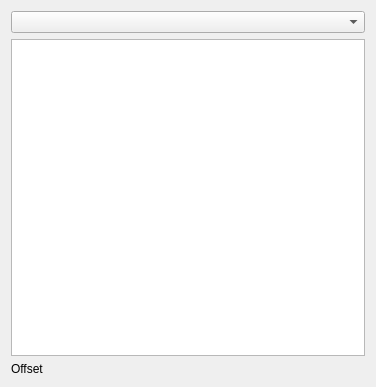
Above: src/Mod/Assembly/Gui/Resources/panels/TaskAssemblyCreateJoint.ui from oursland/FreeCAD before the change. Below: the same form after it.
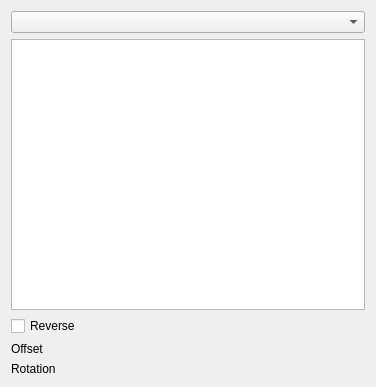
That is the form after the change. Custom widgets are drawn as their Qt base class.

Commit message: Assembly: Many bug fix. And : - Add a visual indicator to identify grounded parts. By adding a (lock) to the object label. - Enable selecting line middle and face center of gravity as JCS for joints. - Prompt user to save doc when trying to insert external objects. Fix https://github.com/FreeCAD/FreeCAD/issues/11397. - Insert tool, add 'insert as part' option.

What changed in the file:
```diff
--- a/src/Mod/Assembly/Gui/Resources/panels/TaskAssemblyCreateJoint.ui
+++ b/src/Mod/Assembly/Gui/Resources/panels/TaskAssemblyCreateJoint.ui
@@ -21,6 +21,19 @@
     <widget class="QListWidget" name="featureList"/>
    </item>
    <item row="2" column="0">
+    <widget class="QCheckBox" name="CheckBoxReverse">
+     <property name="toolTip">
+      <string>Reverse the direction of the joint.</string>
+     </property>
+     <property name="text">
+      <string>Reverse</string>
+     </property>
+     <property name="checked">
+      <bool>false</bool>
+     </property>
+    </widget>
+   </item>
+   <item row="3" column="0">
     <layout class="QHBoxLayout" name="hLayout">
      <item>
       <widget class="QLabel" name="offsetLabel">
@@ -44,6 +57,30 @@
      </item>
     </layout>
    </item>
+   <item row="4" column="0">
+    <layout class="QHBoxLayout" name="hLayoutRotation">
+     <item>
+      <widget class="QLabel" name="rotationLabel">
+       <property name="text">
+        <string>Rotation</string>
+       </property>
+      </widget>
+     </item>
+     <item>
+      <widget class="Gui::QuantitySpinBox" name="rotationSpinbox">
+       <property name="sizePolicy">
+        <sizepolicy hsizetype="Expanding" vsizetype="Fixed">
+         <horstretch>0</horstretch>
+         <verstretch>0</verstretch>
+        </sizepolicy>
+       </property>
+       <property name="unit" stdset="0">
+        <string notr="true">deg</string>
+       </property>
+      </widget>
+     </item>
+    </layout>
+   </item>
    </layout>
  </widget>
  <customwidgets>
```
The commit also changes 12 other files.
